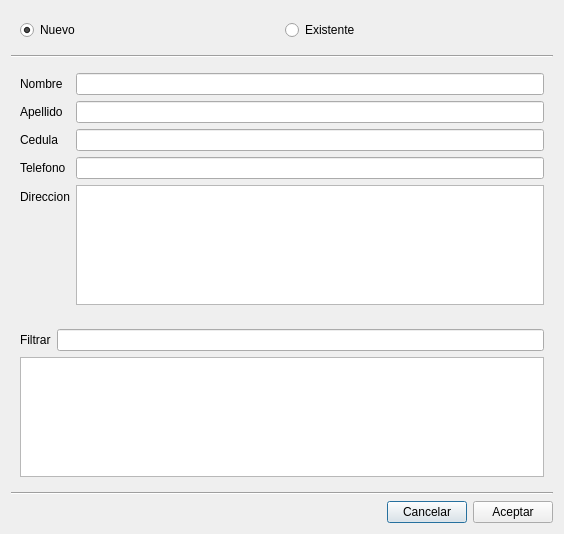
elshaka/AltoNivel, file seleccionarcliente.ui: the form before one commit.
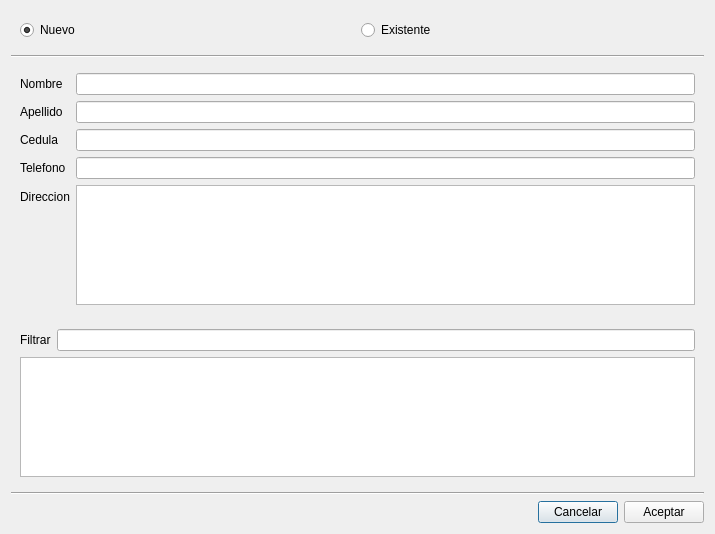
The form after the commit. Icons and pictures are not drawn.

What changed in the file:
```diff
--- a/seleccionarcliente.ui
+++ b/seleccionarcliente.ui
@@ -6,7 +6,7 @@
    <rect>
     <x>0</x>
     <y>0</y>
-    <width>564</width>
+    <width>715</width>
     <height>534</height>
    </rect>
   </property>
```
